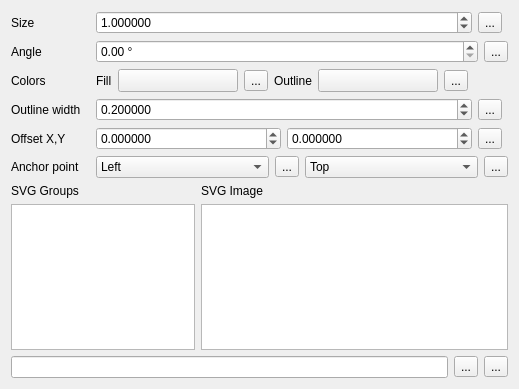
Qt form SWGIS-DLLSrc/SWGIS-Gui/widget_svgmarker.ui (LZS1991/SWGIS) before a commit.
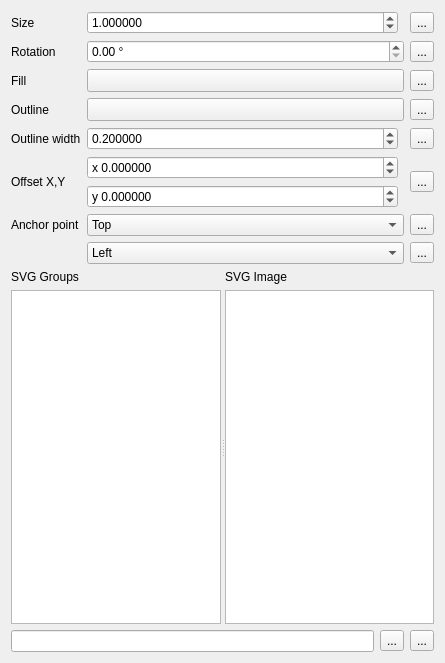
The same form after that commit. Custom widgets are drawn as their Qt base class.

What changed in the file:
```diff
--- a/SWGIS-DLLSrc/SWGIS-Gui/widget_svgmarker.ui
+++ b/SWGIS-DLLSrc/SWGIS-Gui/widget_svgmarker.ui
@@ -6,161 +6,25 @@
    <rect>
     <x>0</x>
     <y>0</y>
-    <width>519</width>
-    <height>389</height>
+    <width>445</width>
+    <height>663</height>
    </rect>
   </property>
   <property name="windowTitle">
    <string>Form</string>
   </property>
-  <layout class="QGridLayout" name="gridLayout_2">
-   <item row="0" column="0" colspan="2">
-    <layout class="QGridLayout" name="gridLayout">
-     <item row="4" column="1">
-      <layout class="QHBoxLayout" name="horizontalLayout_5">
-       <item>
-        <widget class="QgsDoubleSpinBox" name="mBorderWidthSpinBox">
-         <property name="sizePolicy">
-          <sizepolicy hsizetype="Minimum" vsizetype="Fixed">
-           <horstretch>1</horstretch>
-           <verstretch>0</verstretch>
-          </sizepolicy>
-         </property>
-         <property name="decimals">
-          <number>6</number>
-         </property>
-         <property name="maximum">
-          <double>999999999.999999046325684</double>
-         </property>
-         <property name="singleStep">
-          <double>0.200000000000000</double>
-         </property>
-         <property name="value">
-          <double>0.200000000000000</double>
-         </property>
-         <property name="showClearButton">
-          <bool>false</bool>
-         </property>
-        </widget>
-       </item>
-       <item>
-        <widget class="QgsDataDefinedButton" name="mBorderWidthDDBtn">
+  <layout class="QGridLayout" name="gridLayout_2" columnstretch="0,1,0">
+   <item row="1" column="0">
+    <widget class="QLabel" name="label_3">
          <property name="text">
-          <string>...</string>
+      <string>Rotation</string>
          </property>
         </widget>
        </item>
-       <item>
-        <widget class="QgsUnitSelectionWidget" name="mBorderWidthUnitWidget" native="true">
-         <property name="minimumSize">
-          <size>
-           <width>0</width>
-           <height>0</height>
-          </size>
-         </property>
-        </widget>
-       </item>
-      </layout>
-     </item>
-     <item row="3" column="1">
-      <layout class="QHBoxLayout" name="horizontalLayout_3">
-       <item>
-        <widget class="QLabel" name="label_6">
-         <property name="sizePolicy">
-          <sizepolicy hsizetype="Maximum" vsizetype="Preferred">
-           <horstretch>0</horstretch>
-           <verstretch>0</verstretch>
-          </sizepolicy>
-         </property>
+   <item row="6" column="2">
+    <widget class="QgsDataDefinedButton" name="mVerticalAnchorDDBtn">
          <property name="text">
-          <string>Fill</string>
-         </property>
-        </widget>
-       </item>
-       <item>
-        <widget class="QgsColorButtonV2" name="mChangeColorButton">
-         <property name="minimumSize">
-          <size>
-           <width>120</width>
-           <height>0</height>
-          </size>
-         </property>
-         <property name="maximumSize">
-          <size>
-           <width>120</width>
-           <height>16777215</height>
-          </size>
-         </property>
-         <property name="text">
-          <string/>
-         </property>
-        </widget>
-       </item>
-       <item>
-        <widget class="QgsDataDefinedButton" name="mFillColorDDBtn">
-         <property name="text">
           <string>...</string>
-         </property>
-        </widget>
-       </item>
-       <item>
-        <widget class="QLabel" name="mBorderColorLabel">
-         <property name="sizePolicy">
-          <sizepolicy hsizetype="Maximum" vsizetype="Preferred">
-           <horstretch>0</horstretch>
-           <verstretch>0</verstretch>
-          </sizepolicy>
-         </property>
-         <property name="text">
-          <string>Outline</string>
-         </property>
-        </widget>
-       </item>
-       <item>
-        <widget class="QgsColorButtonV2" name="mChangeBorderColorButton">
-         <property name="minimumSize">
-          <size>
-           <width>120</width>
-           <height>0</height>
-          </size>
-         </property>
-         <property name="maximumSize">
-          <size>
-           <width>120</width>
-           <height>16777215</height>
-          </size>
-         </property>
-         <property name="text">
-          <string/>
-         </property>
-        </widget>
-       </item>
-       <item>
-        <widget class="QgsDataDefinedButton" name="mBorderColorDDBtn">
-         <property name="text">
-          <string>...</string>
-         </property>
-        </widget>
-       </item>
-       <item>
-        <spacer name="horizontalSpacer">
-         <property name="orientation">
-          <enum>Qt::Horizontal</enum>
-         </property>
-         <property name="sizeHint" stdset="0">
-          <size>
-           <width>40</width>
-           <height>20</height>
-          </size>
-         </property>
-        </spacer>
-       </item>
-      </layout>
-     </item>
-     <item row="3" column="0">
-      <widget class="QLabel" name="mColorLabel">
-       <property name="text">
-        <string>Colors</string>
        </property>
       </widget>
      </item>
@@ -171,144 +35,16 @@
        </property>
       </widget>
      </item>
-     <item row="5" column="1">
-      <layout class="QHBoxLayout" name="horizontalLayout">
-       <item>
-        <widget class="QgsDoubleSpinBox" name="spinOffsetX">
+   <item row="2" column="0">
+    <widget class="QLabel" name="label_6">
          <property name="sizePolicy">
-          <sizepolicy hsizetype="Minimum" vsizetype="Fixed">
-           <horstretch>1</horstretch>
-           <verstretch>0</verstretch>
-          </sizepolicy>
-         </property>
-         <property name="decimals">
-          <number>6</number>
-         </property>
-         <property name="minimum">
-          <double>-99999999.989999994635582</double>
-         </property>
-         <property name="maximum">
-          <double>99999999.989999994635582</double>
-         </property>
-         <property name="singleStep">
-          <double>0.200000000000000</double>
-         </property>
-        </widget>
-       </item>
-       <item>
-        <widget class="QgsDoubleSpinBox" name="spinOffsetY">
-         <property name="sizePolicy">
-          <sizepolicy hsizetype="Minimum" vsizetype="Fixed">
-           <horstretch>1</horstretch>
-           <verstretch>0</verstretch>
-          </sizepolicy>
-         </property>
-         <property name="decimals">
-          <number>6</number>
-         </property>
-         <property name="minimum">
-          <double>-99999999.989999994635582</double>
-         </property>
-         <property name="maximum">
-          <double>99999999.989999994635582</double>
-         </property>
-         <property name="singleStep">
-          <double>0.200000000000000</double>
-         </property>
-        </widget>
-       </item>
-       <item>
-        <widget class="QgsDataDefinedButton" name="mOffsetDDBtn">
-         <property name="text">
-          <string>...</string>
-         </property>
-        </widget>
-       </item>
-       <item>
-        <widget class="QgsUnitSelectionWidget" name="mOffsetUnitWidget" native="true">
-         <property name="minimumSize">
-          <size>
-           <width>0</width>
-           <height>0</height>
-          </size>
-         </property>
-        </widget>
-       </item>
-      </layout>
-     </item>
-     <item row="4" column="0">
-      <widget class="QLabel" name="mBorderWidthLabel">
-       <property name="text">
-        <string>Outline width</string>
-       </property>
-      </widget>
-     </item>
-     <item row="6" column="1">
-      <layout class="QHBoxLayout" name="horizontalLayout_6">
-       <item>
-        <widget class="QComboBox" name="mHorizontalAnchorComboBox">
-         <item>
-          <property name="text">
-           <string>Left</string>
-          </property>
-         </item>
-         <item>
-          <property name="text">
-           <string>HCenter</string>
-          </property>
-         </item>
-         <item>
-          <property name="text">
-           <string>Right</string>
-          </property>
-         </item>
-        </widget>
-       </item>
-       <item>
-        <widget class="QgsDataDefinedButton" name="mHorizontalAnchorDDBtn">
-         <property name="text">
-          <string>...</string>
-         </property>
-        </widget>
-       </item>
-       <item>
-        <widget class="QComboBox" name="mVerticalAnchorComboBox">
-         <item>
-          <property name="text">
-           <string>Top</string>
-          </property>
-         </item>
-         <item>
-          <property name="text">
-           <string>VCenter</string>
-          </property>
-         </item>
-         <item>
-          <property name="text">
-           <string>Bottom</string>
-          </property>
-         </item>
-        </widget>
-       </item>
-       <item>
-        <widget class="QgsDataDefinedButton" name="mVerticalAnchorDDBtn">
-         <property name="text">
-          <string>...</string>
-         </property>
-        </widget>
-       </item>
-      </layout>
-     </item>
-     <item row="0" column="0">
-      <widget class="QLabel" name="label_2">
-       <property name="sizePolicy">
-        <sizepolicy hsizetype="MinimumExpanding" vsizetype="Preferred">
+      <sizepolicy hsizetype="Maximum" vsizetype="Preferred">
          <horstretch>0</horstretch>
          <verstretch>0</verstretch>
         </sizepolicy>
        </property>
        <property name="text">
-        <string>Size</string>
+      <string>Fill</string>
        </property>
       </widget>
      </item>
@@ -339,13 +75,6 @@
          </property>
         </widget>
        </item>
-       <item>
-        <widget class="QgsDataDefinedButton" name="mSizeDDBtn">
-         <property name="text">
-          <string>...</string>
-         </property>
-        </widget>
-       </item>
        <item>
         <widget class="QgsUnitSelectionWidget" name="mSizeUnitWidget" native="true">
          <property name="minimumSize">
@@ -358,13 +87,6 @@
        </item>
       </layout>
      </item>
-     <item row="5" column="0">
-      <widget class="QLabel" name="label_4">
-       <property name="text">
-        <string>Offset X,Y</string>
-       </property>
-      </widget>
-     </item>
      <item row="1" column="1">
       <layout class="QHBoxLayout" name="horizontalLayout_7">
        <item>
@@ -383,39 +105,43 @@
          </property>
         </widget>
        </item>
+    </layout>
+   </item>
+   <item row="4" column="0">
+    <widget class="QLabel" name="mBorderWidthLabel">
+     <property name="text">
+      <string>Outline width</string>
+     </property>
+    </widget>
+   </item>
+   <item row="3" column="0">
+    <widget class="QLabel" name="mBorderColorLabel">
+     <property name="sizePolicy">
+      <sizepolicy hsizetype="Maximum" vsizetype="Preferred">
+       <horstretch>0</horstretch>
+       <verstretch>0</verstretch>
+      </sizepolicy>
+     </property>
+     <property name="text">
+      <string>Outline</string>
+     </property>
+    </widget>
+   </item>
+   <item row="8" column="0" colspan="3">
+    <widget class="QSplitter" name="splitter">
+     <property name="orientation">
+      <enum>Qt::Horizontal</enum>
+     </property>
+     <widget class="QWidget" name="layoutWidget">
+      <layout class="QVBoxLayout" name="verticalLayout_3">
        <item>
-        <widget class="QgsDataDefinedButton" name="mAngleDDBtn">
-         <property name="text">
-          <string>...</string>
-         </property>
-        </widget>
-       </item>
-      </layout>
-     </item>
-     <item row="1" column="0">
-      <widget class="QLabel" name="label_3">
-       <property name="text">
-        <string>Angle</string>
-       </property>
-      </widget>
-     </item>
-    </layout>
-   </item>
-   <item row="1" column="0">
     <widget class="QLabel" name="label_5">
      <property name="text">
       <string>SVG Groups</string>
      </property>
     </widget>
    </item>
-   <item row="1" column="1">
-    <widget class="QLabel" name="label">
-     <property name="text">
-      <string>SVG Image</string>
-     </property>
-    </widget>
-   </item>
-   <item row="2" column="0">
+       <item>
     <widget class="QTreeView" name="viewGroups">
      <property name="sizePolicy">
       <sizepolicy hsizetype="Expanding" vsizetype="Expanding">
@@ -425,7 +151,18 @@
      </property>
     </widget>
    </item>
-   <item row="2" column="1">
+      </layout>
+     </widget>
+     <widget class="QWidget" name="layoutWidget1">
+      <layout class="QVBoxLayout" name="verticalLayout_2">
+       <item>
+        <widget class="QLabel" name="label">
+         <property name="text">
+          <string>SVG Image</string>
+         </property>
+        </widget>
+       </item>
+       <item>
     <widget class="QListView" name="viewImages">
      <property name="sizePolicy">
       <sizepolicy hsizetype="Expanding" vsizetype="Expanding">
@@ -471,7 +208,294 @@
      </property>
     </widget>
    </item>
-   <item row="3" column="0" colspan="2">
+      </layout>
+     </widget>
+    </widget>
+   </item>
+   <item row="4" column="2">
+    <widget class="QgsDataDefinedButton" name="mBorderWidthDDBtn">
+     <property name="text">
+      <string>...</string>
+     </property>
+    </widget>
+   </item>
+   <item row="5" column="2">
+    <widget class="QgsDataDefinedButton" name="mOffsetDDBtn">
+     <property name="text">
+      <string>...</string>
+     </property>
+    </widget>
+   </item>
+   <item row="0" column="0">
+    <widget class="QLabel" name="label_2">
+     <property name="sizePolicy">
+      <sizepolicy hsizetype="MinimumExpanding" vsizetype="Preferred">
+       <horstretch>0</horstretch>
+       <verstretch>0</verstretch>
+      </sizepolicy>
+     </property>
+     <property name="text">
+      <string>Size</string>
+     </property>
+    </widget>
+   </item>
+   <item row="1" column="2">
+    <widget class="QgsDataDefinedButton" name="mAngleDDBtn">
+     <property name="text">
+      <string>...</string>
+     </property>
+    </widget>
+   </item>
+   <item row="2" column="2">
+    <widget class="QgsDataDefinedButton" name="mFillColorDDBtn">
+     <property name="text">
+      <string>...</string>
+     </property>
+    </widget>
+   </item>
+   <item row="5" column="1">
+    <layout class="QGridLayout" name="gridLayout">
+     <item row="0" column="0">
+      <widget class="QgsDoubleSpinBox" name="spinOffsetX">
+       <property name="sizePolicy">
+        <sizepolicy hsizetype="Minimum" vsizetype="Fixed">
+         <horstretch>1</horstretch>
+         <verstretch>0</verstretch>
+        </sizepolicy>
+       </property>
+       <property name="prefix">
+        <string>x </string>
+       </property>
+       <property name="decimals">
+        <number>6</number>
+       </property>
+       <property name="minimum">
+        <double>-99999999.989999994635582</double>
+       </property>
+       <property name="maximum">
+        <double>99999999.989999994635582</double>
+       </property>
+       <property name="singleStep">
+        <double>0.200000000000000</double>
+       </property>
+      </widget>
+     </item>
+     <item row="1" column="0">
+      <widget class="QgsDoubleSpinBox" name="spinOffsetY">
+       <property name="sizePolicy">
+        <sizepolicy hsizetype="Minimum" vsizetype="Fixed">
+         <horstretch>1</horstretch>
+         <verstretch>0</verstretch>
+        </sizepolicy>
+       </property>
+       <property name="prefix">
+        <string>y </string>
+       </property>
+       <property name="decimals">
+        <number>6</number>
+       </property>
+       <property name="minimum">
+        <double>-99999999.989999994635582</double>
+       </property>
+       <property name="maximum">
+        <double>99999999.989999994635582</double>
+       </property>
+       <property name="singleStep">
+        <double>0.200000000000000</double>
+       </property>
+      </widget>
+     </item>
+     <item row="0" column="1" rowspan="2">
+      <layout class="QHBoxLayout" name="horizontalLayout">
+       <item>
+        <widget class="QgsUnitSelectionWidget" name="mOffsetUnitWidget" native="true">
+         <property name="minimumSize">
+          <size>
+           <width>0</width>
+           <height>0</height>
+          </size>
+         </property>
+        </widget>
+       </item>
+      </layout>
+     </item>
+    </layout>
+   </item>
+   <item row="6" column="1">
+    <layout class="QHBoxLayout" name="horizontalLayout_6">
+     <item>
+      <widget class="QComboBox" name="mVerticalAnchorComboBox">
+       <item>
+        <property name="text">
+         <string>Top</string>
+        </property>
+       </item>
+       <item>
+        <property name="text">
+         <string>VCenter</string>
+        </property>
+       </item>
+       <item>
+        <property name="text">
+         <string>Bottom</string>
+        </property>
+       </item>
+      </widget>
+     </item>
+    </layout>
+   </item>
+   <item row="2" column="1">
+    <layout class="QHBoxLayout" name="horizontalLayout_3">
+     <item>
+      <widget class="QgsColorButtonV2" name="mChangeColorButton">
+       <property name="sizePolicy">
+        <sizepolicy hsizetype="Expanding" vsizetype="Fixed">
+         <horstretch>0</horstretch>
+         <verstretch>0</verstretch>
+        </sizepolicy>
+       </property>
+       <property name="minimumSize">
+        <size>
+         <width>120</width>
+         <height>0</height>
+        </size>
+       </property>
+       <property name="maximumSize">
+        <size>
+         <width>16777215</width>
+         <height>16777215</height>
+        </size>
+       </property>
+       <property name="text">
+        <string/>
+       </property>
+      </widget>
+     </item>
+    </layout>
+   </item>
+   <item row="7" column="1">
+    <layout class="QHBoxLayout" name="horizontalLayout_9">
+     <item>
+      <widget class="QComboBox" name="mHorizontalAnchorComboBox">
+       <item>
+        <property name="text">
+         <string>Left</string>
+        </property>
+       </item>
+       <item>
+        <property name="text">
+         <string>HCenter</string>
+        </property>
+       </item>
+       <item>
+        <property name="text">
+         <string>Right</string>
+        </property>
+       </item>
+      </widget>
+     </item>
+    </layout>
+   </item>
+   <item row="7" column="2">
+    <widget class="QgsDataDefinedButton" name="mHorizontalAnchorDDBtn">
+     <property name="text">
+      <string>...</string>
+     </property>
+    </widget>
+   </item>
+   <item row="3" column="1">
+    <layout class="QHBoxLayout" name="horizontalLayout_8">
+     <item>
+      <widget class="QgsColorButtonV2" name="mChangeBorderColorButton">
+       <property name="sizePolicy">
+        <sizepolicy hsizetype="Expanding" vsizetype="Fixed">
+         <horstretch>0</horstretch>
+         <verstretch>0</verstretch>
+        </sizepolicy>
+       </property>
+       <property name="minimumSize">
+        <size>
+         <width>120</width>
+         <height>0</height>
+        </size>
+       </property>
+       <property name="maximumSize">
+        <size>
+         <width>16777215</width>
+         <height>16777215</height>
+        </size>
+       </property>
+       <property name="text">
+        <string/>
+       </property>
+      </widget>
+     </item>
+    </layout>
+   </item>
+   <item row="5" column="0">
+    <widget class="QLabel" name="label_4">
+     <property name="text">
+      <string>Offset X,Y</string>
+     </property>
+    </widget>
+   </item>
+   <item row="4" column="1">
+    <layout class="QHBoxLayout" name="horizontalLayout_5">
+     <item>
+      <widget class="QgsDoubleSpinBox" name="mBorderWidthSpinBox">
+       <property name="sizePolicy">
+        <sizepolicy hsizetype="Minimum" vsizetype="Fixed">
+         <horstretch>1</horstretch>
+         <verstretch>0</verstretch>
+        </sizepolicy>
+       </property>
+       <property name="specialValueText">
+        <string>No outline</string>
+       </property>
+       <property name="decimals">
+        <number>6</number>
+       </property>
+       <property name="maximum">
+        <double>999999999.999999046325684</double>
+       </property>
+       <property name="singleStep">
+        <double>0.200000000000000</double>
+       </property>
+       <property name="value">
+        <double>0.200000000000000</double>
+       </property>
+       <property name="showClearButton" stdset="0">
+        <bool>false</bool>
+       </property>
+      </widget>
+     </item>
+     <item>
+      <widget class="QgsUnitSelectionWidget" name="mBorderWidthUnitWidget" native="true">
+       <property name="minimumSize">
+        <size>
+         <width>0</width>
+         <height>0</height>
+        </size>
+       </property>
+      </widget>
+     </item>
+    </layout>
+   </item>
+   <item row="3" column="2">
+    <widget class="QgsDataDefinedButton" name="mBorderColorDDBtn">
+     <property name="text">
+      <string>...</string>
+     </property>
+    </widget>
+   </item>
+   <item row="0" column="2">
+    <widget class="QgsDataDefinedButton" name="mSizeDDBtn">
+     <property name="text">
+      <string>...</string>
+     </property>
+    </widget>
+   </item>
+   <item row="9" column="0" colspan="2">
     <layout class="QHBoxLayout" name="horizontalLayout_2">
      <item>
       <widget class="QLineEdit" name="mFileLineEdit"/>
@@ -483,7 +507,9 @@
        </property>
       </widget>
      </item>
-     <item>
+    </layout>
+   </item>
+   <item row="9" column="2">
       <widget class="QgsDataDefinedButton" name="mFilenameDDBtn">
        <property name="text">
         <string>...</string>
@@ -491,16 +517,8 @@
       </widget>
      </item>
     </layout>
-   </item>
-  </layout>
  </widget>
  <customwidgets>
-  <customwidget>
-   <class>QgsColorButtonV2</class>
-   <extends>QToolButton</extends>
-   <header>qgscolorbuttonv2.h</header>
-   <container>1</container>
-  </customwidget>
   <customwidget>
    <class>QgsDataDefinedButton</class>
    <extends>QToolButton</extends>
@@ -517,6 +535,12 @@
    <header>qgsunitselectionwidget.h</header>
    <container>1</container>
   </customwidget>
+  <customwidget>
+   <class>QgsColorButtonV2</class>
+   <extends>QToolButton</extends>
+   <header>qgscolorbuttonv2.h</header>
+   <container>1</container>
+  </customwidget>
  </customwidgets>
  <tabstops>
   <tabstop>spinSize</tabstop>
```
Left out of the diff: 13 changed lines with no effect on the pictures. Lines whose indentation alone changed are shown as unchanged.
